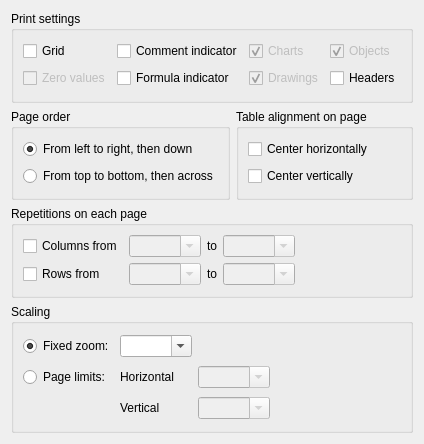
Above: kspread/part/dialogs/PageLayoutSheetPage.ui from KDE/koffice before the change. Below: the same form after it.
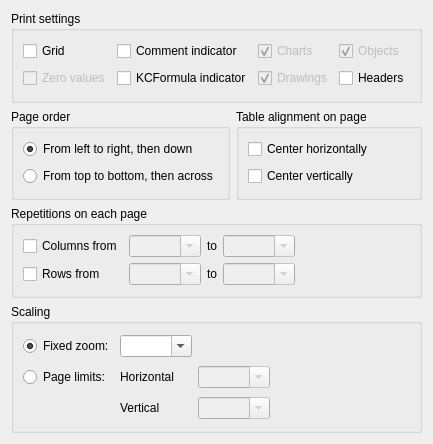
That is the form after the change. Custom widgets are drawn as their Qt base class.

Commit message: Rename Formula to KCFormula

The edit to the form file:
```diff
--- a/kspread/part/dialogs/PageLayoutSheetPage.ui
+++ b/kspread/part/dialogs/PageLayoutSheetPage.ui
@@ -88,7 +88,7 @@
       <item row="1" column="1">
        <widget class="QCheckBox" name="formulaCheckBox">
         <property name="text">
-         <string>Formula indicator</string>
+         <string>KCFormula indicator</string>
         </property>
        </widget>
       </item>
```
The commit also changes 76 other files.
